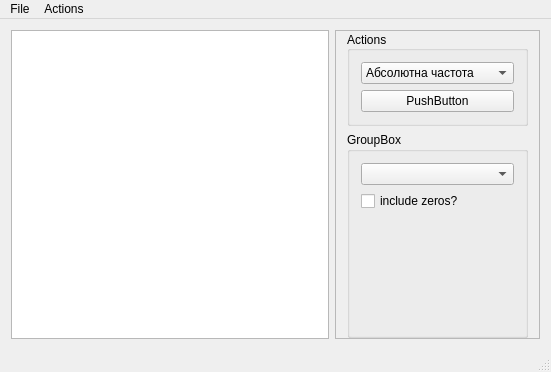
Old version of the form mainwindow.ui in the repository UaHeadHunter/NGrammComparer.
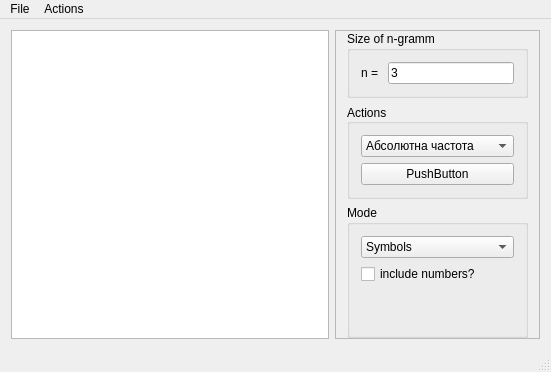
New version of the form.

Commit message: Added n-gramm input. Implemented file loading and checking.

What changed in the file:
```diff
--- a/mainwindow.ui
+++ b/mainwindow.ui
@@ -39,6 +39,32 @@
        <property name="bottomMargin">
         <number>0</number>
        </property>
+       <item>
+        <widget class="QGroupBox" name="groupBox_2">
+         <property name="title">
+          <string>Size of n-gramm</string>
+         </property>
+         <layout class="QHBoxLayout" name="horizontalLayout_2">
+          <item>
+           <widget class="QLabel" name="label">
+            <property name="text">
+             <string>n = </string>
+            </property>
+           </widget>
+          </item>
+          <item>
+           <widget class="QLineEdit" name="nGrammCountLineEdit">
+            <property name="inputMask">
+             <string>D</string>
+            </property>
+            <property name="text">
+             <string>3</string>
+            </property>
+           </widget>
+          </item>
+         </layout>
+        </widget>
+       </item>
        <item>
         <widget class="QGroupBox" name="groupBox">
          <property name="sizePolicy">
@@ -98,7 +124,7 @@
         </widget>
        </item>
        <item>
-        <widget class="QGroupBox" name="groupBox_2">
+        <widget class="QGroupBox" name="modesGroupBox">
          <property name="sizePolicy">
           <sizepolicy hsizetype="Preferred" vsizetype="Preferred">
            <horstretch>0</horstretch>
@@ -106,16 +132,27 @@
           </sizepolicy>
          </property>
          <property name="title">
-          <string>GroupBox</string>
+          <string>Mode</string>
          </property>
          <layout class="QVBoxLayout" name="verticalLayout_5">
           <item>
-           <widget class="QComboBox" name="comboBox"/>
+           <widget class="QComboBox" name="modesCombobox">
+            <item>
+             <property name="text">
+              <string>Symbols</string>
+             </property>
+            </item>
+            <item>
+             <property name="text">
+              <string>Letters</string>
+             </property>
+            </item>
+           </widget>
           </item>
           <item>
            <widget class="QCheckBox" name="includeZeroCheckBox">
             <property name="text">
-             <string>include zeros?</string>
+             <string>include numbers?</string>
             </property>
            </widget>
           </item>
```
Left out of the diff: 6 changed lines with no effect on the pictures. The commit also changes 6 other files.
